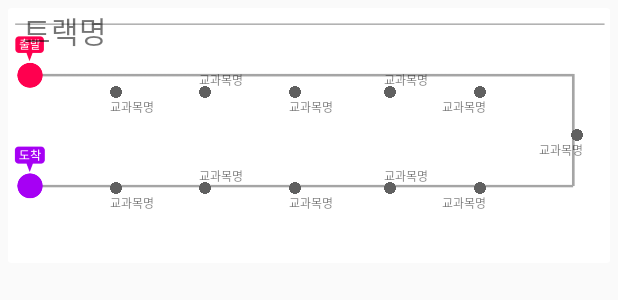
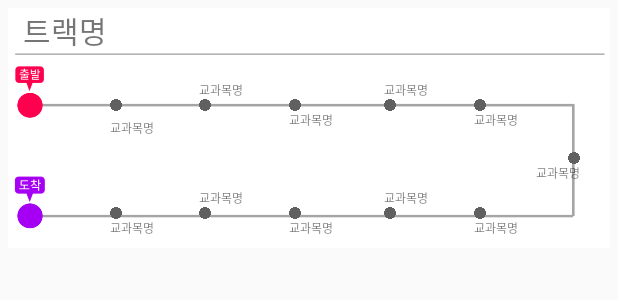
Before and after one commit to ParkMinHyun/SejongHackerton, an Android app: the layout map_track.xml on its own in the app's theme, with its tools: preview values and no code run, on a phone screen of 412 x 824 dp. Shown: the top 300 px of the screen. Run offline under Robolectric (Android 15) with nearby library versions, the phone set to English and light mode, and no system bars.

Commit message:
트랙 코스 위치 재배치

```diff
--- a/TrackEngine/app/src/main/res/layout/map_track.xml
+++ b/TrackEngine/app/src/main/res/layout/map_track.xml
@@ -4,15 +4,25 @@
     xmlns:app="http://schemas.android.com/apk/res-auto"
     android:orientation="vertical"
     android:layout_width="match_parent"
-    android:layout_height="170dp"
+    android:layout_height="160dp"
     android:id="@+id/cv_map"
     android:layout_margin="5dp"
     app:cardElevation="0dp"
     app:cardMaxElevation="0dp">
+    <TextView
+        android:id="@+id/tv_track_map_cv"
+        android:layout_width="match_parent"
+        android:layout_height="35dp"
+        android:layout_alignParentStart="true"
+        android:layout_alignParentTop="true"
+        android:layout_marginLeft="10dp"
+        android:text="트랙명"
+        android:textSize="20sp" />
 
     <RelativeLayout
         android:layout_width="match_parent"
-        android:layout_height="130dp">
+        android:layout_height="130dp"
+        android:layout_marginTop="20dp">
         <ImageView
             android:layout_width="match_parent"
             android:layout_height="match_parent"
@@ -28,13 +38,13 @@
             android:id="@+id/iv1_map_cv"
             android:layout_width="8dp"
             android:layout_height="8dp"
-            android:layout_marginTop="22dp"
             android:adjustViewBounds="false"
             android:src="@drawable/circle_gray"
             tools:layout_editor_absoluteX="85dp"
             tools:layout_editor_absoluteY="51dp"
             android:layout_marginStart="11dp"
-            android:layout_below="@+id/tv_track_map_cv"
+            android:layout_marginBottom="27dp"
+            android:layout_above="@+id/iv6_map_cv"
             android:layout_toEndOf="@+id/textView6" />
 
         <TextView
@@ -48,12 +58,12 @@
         <TextView
             android:id="@+id/tv1_map_cv"
             android:layout_width="wrap_content"
-            android:layout_height="10dp"
+            android:layout_height="12dp"
             android:text="교과목명"
             android:textSize="8sp"
             tools:layout_editor_absoluteX="66dp"
             tools:layout_editor_absoluteY="60dp"
-            android:layout_below="@+id/iv1_map_cv"
+            android:layout_centerVertical="true"
             android:layout_alignStart="@+id/iv1_map_cv" />
 
         <ImageView
@@ -70,7 +80,7 @@
         <TextView
             android:id="@+id/tv2_map_cv"
             android:layout_width="wrap_content"
-            android:layout_height="10dp"
+            android:layout_height="12dp"
             android:text="교과목명"
             android:textSize="8sp"
             android:layout_above="@+id/iv2_map_cv"
@@ -90,7 +100,7 @@
         <TextView
             android:id="@+id/tv3_map_cv"
             android:layout_width="wrap_content"
-            android:layout_height="10dp"
+            android:layout_height="12dp"
             android:text="교과목명"
             android:textSize="8sp"
             android:layout_below="@+id/iv3_map_cv"
@@ -110,7 +120,7 @@
         <TextView
             android:id="@+id/tv4_map_cv"
             android:layout_width="wrap_content"
-            android:layout_height="10dp"
+            android:layout_height="12dp"
             android:text="교과목명"
             android:textSize="8sp"
             android:layout_above="@+id/iv4_map_cv"
@@ -130,11 +140,11 @@
         <TextView
             android:id="@+id/tv5_map_cv"
             android:layout_width="wrap_content"
-            android:layout_height="10dp"
+            android:layout_height="12dp"
             android:text="교과목명"
             android:textSize="8sp"
             android:layout_below="@+id/iv5_map_cv"
-            android:layout_alignEnd="@+id/iv5_map_cv" />
+            android:layout_alignStart="@+id/iv5_map_cv" />
 
         <ImageView
             android:id="@+id/iv6_map_cv"
@@ -143,17 +153,17 @@
             android:src="@drawable/circle_gray"
             tools:layout_editor_absoluteX="310dp"
             tools:layout_editor_absoluteY="78dp"
-            android:layout_marginEnd="18dp"
-            android:layout_centerVertical="true"
+            android:layout_marginEnd="20dp"
+            android:layout_above="@+id/tv6_map_cv"
             android:layout_alignParentEnd="true" />
 
         <TextView
             android:id="@+id/tv6_map_cv"
             android:layout_width="wrap_content"
-            android:layout_height="10dp"
+            android:layout_height="12dp"
             android:text="교과목명"
             android:textSize="8sp"
-            android:layout_below="@+id/iv6_map_cv"
+            android:layout_alignBottom="@+id/textView6"
             android:layout_alignEnd="@+id/iv6_map_cv" />
 
         <ImageView
@@ -169,11 +179,11 @@
         <TextView
             android:id="@+id/tv7_map_cv"
             android:layout_width="wrap_content"
-            android:layout_height="10dp"
+            android:layout_height="12dp"
             android:text="교과목명"
             android:textSize="8sp"
             android:layout_below="@+id/iv7_map_cv"
-            android:layout_alignEnd="@+id/iv7_map_cv" />
+            android:layout_alignStart="@+id/iv7_map_cv" />
 
         <ImageView
             android:id="@+id/iv8_map_cv"
@@ -188,7 +198,7 @@
         <TextView
             android:id="@+id/tv8_map_cv"
             android:layout_width="wrap_content"
-            android:layout_height="10dp"
+            android:layout_height="12dp"
             android:text="교과목명"
             android:textSize="8sp"
             android:layout_above="@+id/iv8_map_cv"
@@ -207,7 +217,7 @@
         <TextView
             android:id="@+id/tv9_map_cv"
             android:layout_width="wrap_content"
-            android:layout_height="10dp"
+            android:layout_height="12dp"
             android:text="교과목명"
             android:textSize="8sp"
             android:layout_below="@+id/iv9_map_cv"
@@ -226,7 +236,7 @@
         <TextView
             android:id="@+id/tv10_map_cv"
             android:layout_width="wrap_content"
-            android:layout_height="10dp"
+            android:layout_height="12dp"
             android:text="교과목명"
             android:textSize="8sp"
             android:layout_above="@+id/iv10_map_cv"
@@ -240,13 +250,13 @@
             android:src="@drawable/circle_gray"
             tools:layout_editor_absoluteX="85dp"
             tools:layout_editor_absoluteY="107dp"
-            android:layout_below="@+id/textView6"
+            android:layout_above="@+id/textView"
             android:layout_alignStart="@+id/tv1_map_cv" />
 
         <TextView
             android:id="@+id/tv11_map_cv"
             android:layout_width="wrap_content"
-            android:layout_height="10dp"
+            android:layout_height="12dp"
             android:layout_alignStart="@+id/iv11_map_cv"
             android:layout_below="@+id/iv11_map_cv"
             android:text="교과목명"
@@ -266,14 +276,14 @@
             android:text="                 " />
 
         <TextView
-            android:id="@+id/tv_track_map_cv"
+            android:id="@+id/margine1"
             android:layout_width="match_parent"
             android:layout_height="30dp"
             android:layout_alignParentEnd="true"
             android:layout_alignParentStart="true"
             android:layout_alignParentTop="true"
             android:layout_marginLeft="10dp"
-            android:text="트랙명"
+            android:text=""
             android:textSize="20sp" />
     </RelativeLayout>
 </android.support.v7.widget.CardView>
```
